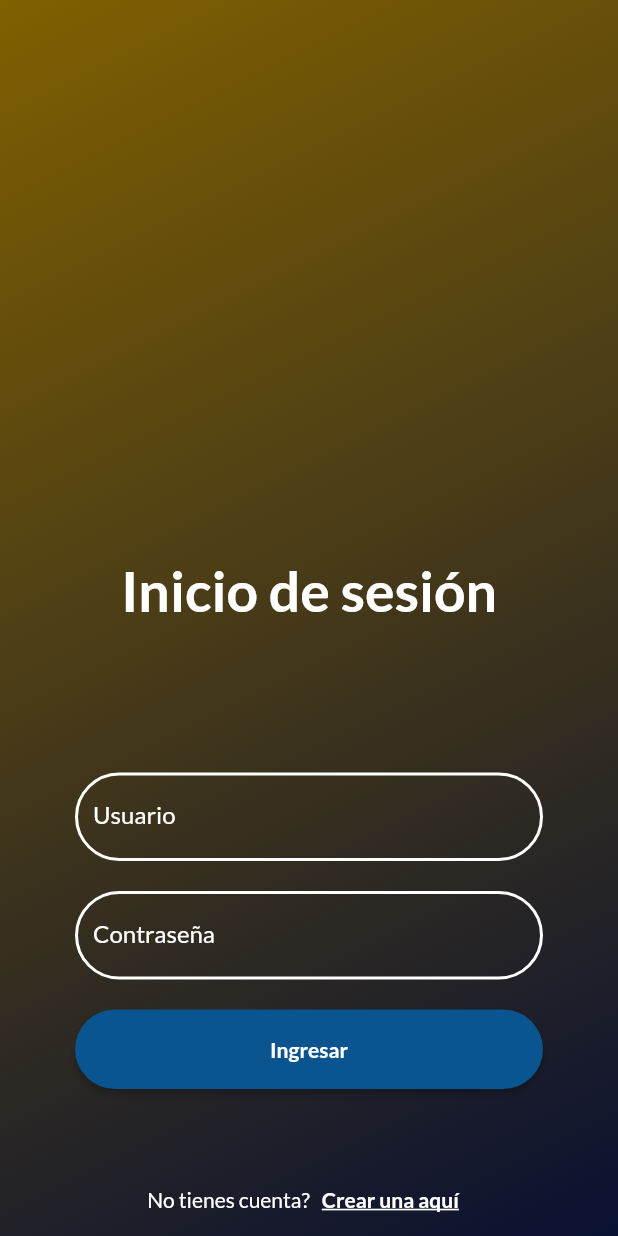
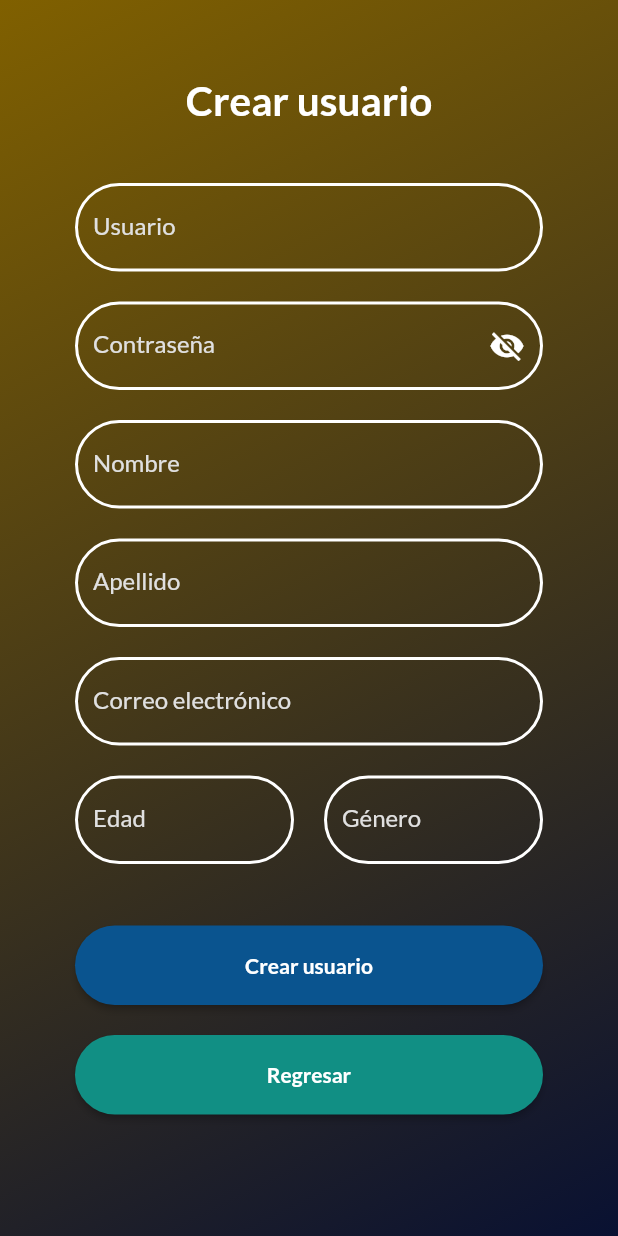
Before and after one commit to Sicaja/artesanoapp, a Flutter app: the screen it shows after launch, after a tap on "Crear una aquí", on a phone screen of 412 x 824 dp. Run offline on Flutter 3.47's test engine with Material 2 defaults, Android fonts, the phone set to English and light mode, and no system bars; our stand-ins replace animate_do, get, google_fonts.

Commit message:
Page create usuare finished

```diff
--- a/lib/modules/account/signin/signin_page.dart
+++ b/lib/modules/account/signin/signin_page.dart
@@ -1,4 +1,6 @@
+import 'package:artesanias_app/widgets/material_input.dart';
 import 'package:flutter/material.dart';
+import 'package:get/get.dart';
 
 class SignInPage extends StatelessWidget {
   const SignInPage({super.key});
@@ -36,13 +38,13 @@ class SignInPage extends StatelessWidget {
               ),
               const Padding(
                 padding: EdgeInsets.only(left: 50, right: 50, bottom: 20),
-                child: TextFieldSignIn(
+                child: TextFieldLogin(
                   labelText: 'Usuario',
                 ),
               ),
               const Padding(
                 padding: EdgeInsets.only(left: 50, right: 50, bottom: 20),
-                child: TextFieldSignIn(
+                child: TextFieldLogin(
                   labelText: 'Contraseña',
                 ),
               ),
@@ -76,7 +78,9 @@ class SignInPage extends StatelessWidget {
                     ),
                   ),
                   TextButton(
-                    onPressed: () {},
+                    onPressed: () {
+                      Get.toNamed('/signup');
+                    },
                     child: const Text(
                       "Crear una aquí",
                       style: TextStyle(
@@ -95,40 +99,3 @@ class SignInPage extends StatelessWidget {
     );
   }
 }
-
-class TextFieldSignIn extends StatelessWidget {
-  final String labelText;
-  const TextFieldSignIn({
-    required this.labelText,
-    super.key,
-  });
-
-  @override
-  Widget build(BuildContext context) {
-    return TextField(
-      decoration: InputDecoration(
-          border: OutlineInputBorder(
-            borderRadius: BorderRadius.circular(100.0),
-          ),
-          enabledBorder: OutlineInputBorder(
-            borderRadius: BorderRadius.circular(100.0),
-            borderSide: const BorderSide(
-              width: 2,
-              color: Colors.white,
-            ),
-          ),
-          focusedBorder: OutlineInputBorder(
-            borderRadius: BorderRadius.circular(100.0),
-            borderSide: const BorderSide(
-              width: 2,
-              color: Colors.white,
-            ),
-          ),
-          focusColor: Colors.white,
-          labelText: labelText,
-          labelStyle: const TextStyle(
-            color: Colors.white,
-          )),
-    );
-  }
-}
--- a/lib/modules/account/signup/signup_page.dart
+++ b/lib/modules/account/signup/signup_page.dart
@@ -0,0 +1,132 @@
+import 'package:artesanias_app/utils/colors_app.dart';
+import 'package:artesanias_app/widgets/material_button_custom.dart';
+import 'package:artesanias_app/widgets/material_input.dart';
+import 'package:flutter/material.dart';
+import 'package:get/get.dart';
+
+class SignUpPage extends StatelessWidget {
+  const SignUpPage({super.key});
+
+  @override
+  Widget build(BuildContext context) {
+    return Scaffold(
+      body: Container(
+        height: double.infinity,
+        decoration: const BoxDecoration(
+          gradient: LinearGradient(
+            colors: [
+              Color(0xff091132),
+              Color(0xff806000),
+            ],
+            begin: Alignment.bottomRight,
+            end: Alignment.topLeft,
+          ),
+        ),
+        child: Padding(
+          padding: const EdgeInsets.all(50.0),
+          child: SafeArea(
+            child: SingleChildScrollView(
+              child: Column(
+                children: [
+                  const Text(
+                    "Crear usuario",
+                    style: TextStyle(
+                      fontWeight: FontWeight.bold,
+                      fontSize: 27,
+                      color: Colors.white,
+                    ),
+                  ),
+                  const SizedBox(
+                    height: 40.0,
+                  ),
+                  const TextFieldLogin(
+                    labelText: 'Usuario',
+                  ),
+                  const SizedBox(
+                    height: 20.0,
+                  ),
+                  TextFieldLogin(
+                    labelText: 'Contraseña',
+                    keyboardType: TextInputType.text,
+                    obscureText: true,
+                    suffixIcon: IconButton(
+                      icon: const Icon(
+                        Icons.visibility_off,
+                        color: Colors.white,
+                      ),
+                      onPressed: () {
+                        print("Wenas");
+                      },
+                    ),
+                  ),
+                  const SizedBox(
+                    height: 20.0,
+                  ),
+                  const TextFieldLogin(
+                    labelText: 'Nombre',
+                    keyboardType: TextInputType.name,
+                  ),
+                  const SizedBox(
+                    height: 20.0,
+                  ),
+                  const TextFieldLogin(
+                    labelText: 'Apellido',
+                    keyboardType: TextInputType.name,
+                  ),
+                  const SizedBox(
+                    height: 20.0,
+                  ),
+                  const TextFieldLogin(
+                    labelText: 'Correo electrónico',
+                    keyboardType: TextInputType.emailAddress,
+                  ),
+                  const SizedBox(
+                    height: 20.0,
+                  ),
+                  SizedBox(
+                    height: 100,
+                    child: Row(
+                      crossAxisAlignment: CrossAxisAlignment.stretch,
+                      children: const [
+                        Flexible(
+                          flex: 1,
+                          child: TextFieldLogin(
+                            labelText: 'Edad',
+                            keyboardType: TextInputType.number,
+                          ),
+                        ),
+                        SizedBox(
+                          width: 20,
+                        ),
+                        Flexible(
+                          flex: 1,
+                          child: TextFieldLogin(
+                            labelText: 'Género',
+                          ),
+                        ),
+                      ],
+                    ),
+                  ),
+                  MaterialButtonCustom(
+                    onPressed: () {},
+                    textButton: 'Crear usuario',
+                  ),
+                  const SizedBox(
+                    height: 20,
+                  ),
+                  MaterialButtonCustom(
+                    onPressed: () {
+                      Get.back();
+                    },
+                    textButton: 'Regresar',
+                    color: ColorsCustom.colorSecondary,
+                  ),
+                ],
+              ),
+            ),
+          ),
+        ),
+      ),
+    );
+  }
+}
--- a/lib/routes/app_routes.dart
+++ b/lib/routes/app_routes.dart
@@ -1,4 +1,5 @@
 import 'package:artesanias_app/modules/account/signin/signin_page.dart';
+import 'package:artesanias_app/modules/account/signup/signup_page.dart';
 import 'package:artesanias_app/modules/home/home_page.dart';
 import 'package:artesanias_app/modules/splash/splash_binding.dart';
 import 'package:artesanias_app/modules/splash/splash_page.dart';
@@ -19,6 +20,10 @@ abstract class AppRoutesList {
     GetPage(
       name: '/signin',
       page: () => const SignInPage(),
-    )
+    ),
+    GetPage(
+      name: '/signup',
+      page: () => const SignUpPage(),
+    ),
   ];
 }
--- /dev/null
+++ b/lib/utils/colors_app.dart
@@ -0,0 +1,6 @@
+import 'dart:ui';
+
+abstract class ColorsCustom {
+  static const Color colorSecondary = Color(0xFF118F84);
+  static const Color colorPrimary = Color(0xFF0A548F);
+}
--- /dev/null
+++ b/lib/widgets/material_button_custom.dart
@@ -0,0 +1,34 @@
+import 'package:artesanias_app/utils/colors_app.dart';
+import 'package:flutter/material.dart';
+
+class MaterialButtonCustom extends StatelessWidget {
+  final Function() onPressed;
+  final Color? color;
+  final String textButton;
+  const MaterialButtonCustom({
+    required this.onPressed,
+    this.color,
+    required this.textButton,
+    super.key,
+  });
+
+  @override
+  Widget build(BuildContext context) {
+    return MaterialButton(
+      padding: const EdgeInsets.all(18),
+      shape: RoundedRectangleBorder(
+        borderRadius: BorderRadius.circular(100.0),
+      ),
+      color: color ?? ColorsCustom.colorPrimary,
+      minWidth: double.infinity,
+      onPressed: onPressed,
+      child: Text(
+        textButton,
+        style: const TextStyle(
+          color: Colors.white,
+          fontWeight: FontWeight.bold,
+        ),
+      ),
+    );
+  }
+}
--- a/lib/widgets/material_input.dart
+++ b/lib/widgets/material_input.dart
@@ -1,17 +1,51 @@
 import 'package:flutter/material.dart';
 
-class MaterialInputCustom extends StatelessWidget {
-  const MaterialInputCustom({super.key});
+class TextFieldLogin extends StatelessWidget {
+  final String labelText;
+  final TextInputType? keyboardType;
+  final bool? obscureText;
+  final Widget? suffixIcon;
+  const TextFieldLogin({
+    required this.labelText,
+    this.suffixIcon,
+    this.obscureText,
+    this.keyboardType,
+    super.key,
+  });
 
   @override
   Widget build(BuildContext context) {
     return TextField(
+      style: const TextStyle(
+        color: Colors.white,
+      ),
       decoration: InputDecoration(
         border: OutlineInputBorder(
           borderRadius: BorderRadius.circular(100.0),
         ),
-        labelText: 'Usuario',
+        enabledBorder: OutlineInputBorder(
+          borderRadius: BorderRadius.circular(100.0),
+          borderSide: const BorderSide(
+            width: 2,
+            color: Colors.white,
+          ),
+        ),
+        focusedBorder: OutlineInputBorder(
+          borderRadius: BorderRadius.circular(100.0),
+          borderSide: const BorderSide(
+            width: 2,
+            color: Colors.white,
+          ),
+        ),
+        focusColor: Colors.white,
+        labelText: labelText,
+        labelStyle: TextStyle(
+          color: Colors.grey.shade300,
+        ),
+        suffixIcon: suffixIcon,
       ),
+      obscureText: obscureText ?? false,
+      keyboardType: keyboardType,
     );
   }
 }
```
